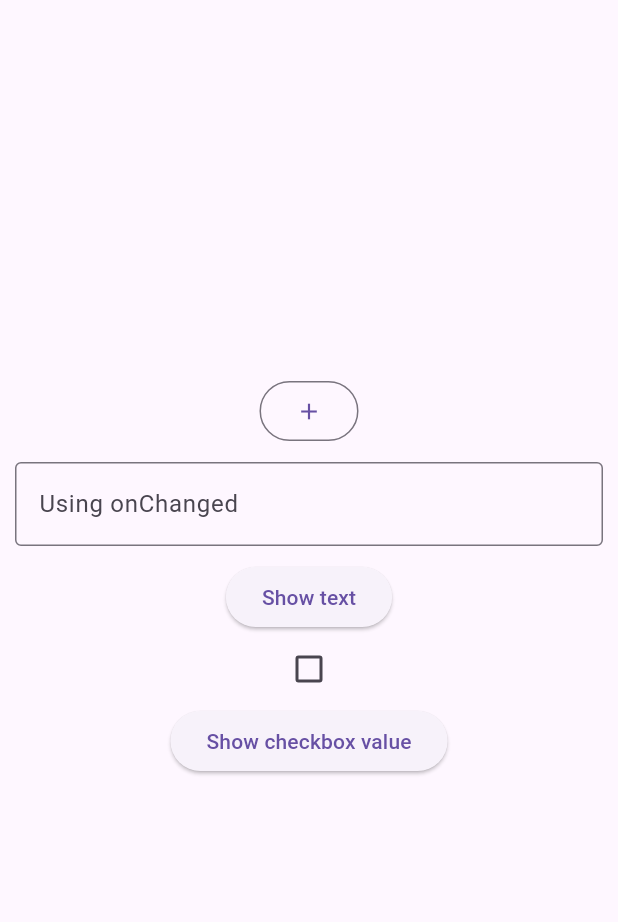
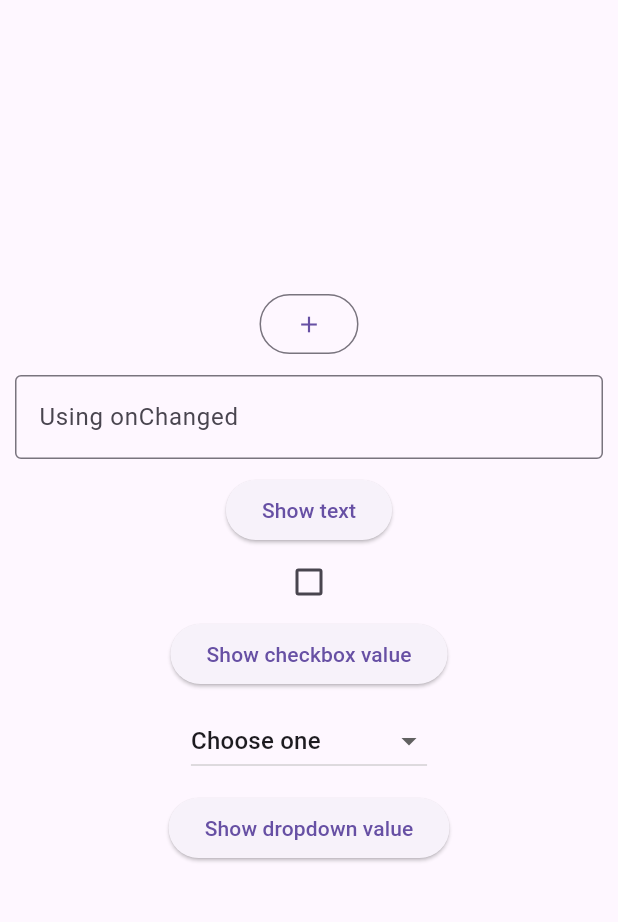
Before and after one commit to ilaynicholas/cmsc-23-week-4sample, a Flutter app: the screen it shows after launch, on a phone screen of 412 x 824 dp, the part 84-1006 px from its top. Run offline on Flutter 3.47's test engine with Material 3 defaults, Android fonts, the phone set to English and light mode, and no system bars.

Commit message:
feat: add dropdown_sample

```diff
--- /dev/null
+++ b/lib/dropdown_sample.dart
@@ -0,0 +1,65 @@
+import 'package:flutter/material.dart';
+
+class DropdownSample extends StatefulWidget {
+  const DropdownSample({super.key});
+
+  @override
+  State<DropdownSample> createState() => _DropdownSampleState();
+}
+
+class _DropdownSampleState extends State<DropdownSample> {
+  static final List<String> _dropdownOptions = [
+    "Choose one",
+    "cmsc23 ez",
+    "cmsc23 hard",
+    "cmsc23 boring",
+    "cmsc23 laughable",
+    "cmsc23 pwede na",
+  ];
+
+  String? _dropdownValue = _dropdownOptions.first;
+
+  @override
+  Widget build(BuildContext context) {
+    return Center(
+      child: Column(
+        children: [
+          Padding(
+            padding: const EdgeInsets.all(10.0),
+            child: DropdownButton<String>(
+              value: _dropdownValue,
+              onChanged: (String? value) {
+                // called when the user selects an item
+                setState(() {
+                  _dropdownValue = value!;
+                });
+              },
+              items:
+                  _dropdownOptions.map<DropdownMenuItem<String>>(
+                    (String value) {
+                      return DropdownMenuItem(
+                        value: value,
+                        child: Text(value)
+                      );
+                    }
+                  ).toList(),
+            ),
+          ),
+          ElevatedButton(
+            onPressed: () {
+              showDialog(
+                context: context,
+                builder: (context) {
+                  return AlertDialog(
+                    content: Text("Dropdown value: $_dropdownValue"),
+                  );
+                },
+              );
+            },
+            child: const Text('Show dropdown value'),
+          ),
+        ],
+      ),
+    );
+  }
+}
--- a/lib/form_sample.dart
+++ b/lib/form_sample.dart
@@ -1,6 +1,7 @@
 import 'package:flutter/material.dart';
 import 'button_sample.dart';
 import 'checkbox_sample.dart';
+import 'dropdown_sample.dart';
 import 'input_field_sample.dart';
 
 class FormSample extends StatefulWidget {
@@ -24,7 +25,8 @@ class _FormSampleState extends State<FormSample> {
         children: [
           ButtonSample(),
           InputFieldSample(),
-          CheckboxSample()
+          CheckboxSample(),
+          DropdownSample(),
         ],
       ),
     );
```
